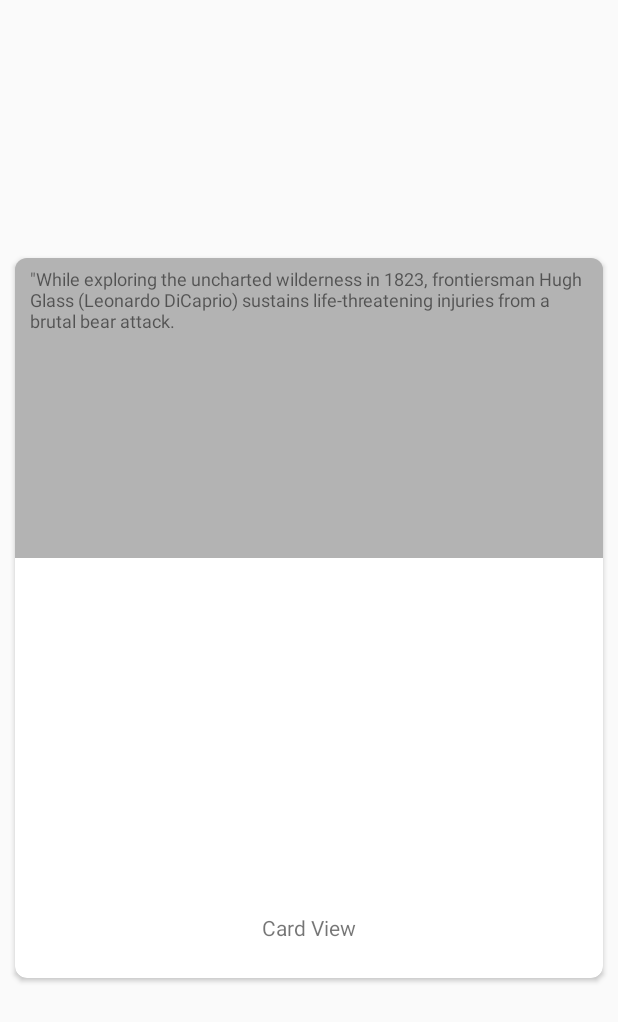
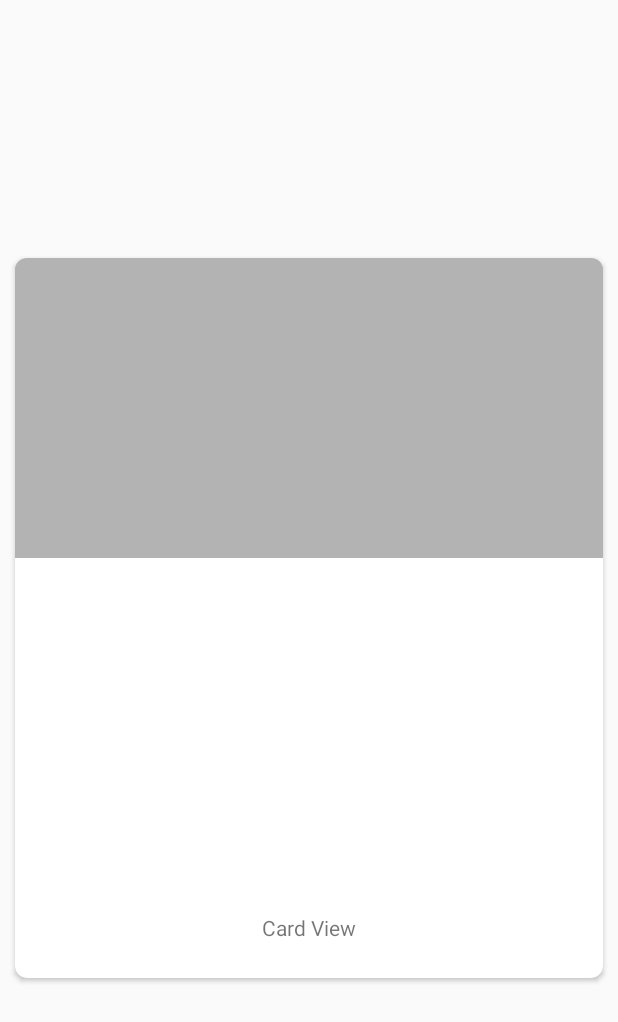
Before and after one commit to PulkitVashistha/Capturista, an Android app: the layout card_details.xml on its own in the app's theme, with its tools: preview values and no code run, on a phone screen of 412 x 824 dp. Shown: the top 1022 px of the screen. Run offline under Robolectric (Android 15) with nearby library versions, the phone set to English and light mode, and no system bars.

Commit message:
DetailsCard not working

```diff
--- a/app/build.gradle
+++ b/app/build.gradle
@@ -4,7 +4,7 @@ android {
     compileSdkVersion 27
     defaultConfig {
         applicationId "com.example.pulkit.capturista"
-        minSdkVersion 15
+        minSdkVersion 19
         targetSdkVersion 27
         versionCode 1
         versionName "1.0"
@@ -16,10 +16,12 @@ android {
             proguardFiles getDefaultProguardFile('proguard-android.txt'), 'proguard-rules.pro'
         }
     }
+    productFlavors {
+    }
 }
 
 dependencies {
-    implementation fileTree(dir: 'libs', include: ['*.jar'])
+    implementation fileTree(include: ['*.jar'], dir: 'libs')
     implementation 'com.android.support:appcompat-v7:27.1.1'
     implementation 'com.android.support:cardview-v7:28.0.0'
     implementation 'com.squareup.picasso:picasso:2.5.2'
--- a/app/src/main/java/com/example/pulkit/capturista/DetailsActivity.java
+++ b/app/src/main/java/com/example/pulkit/capturista/DetailsActivity.java
@@ -26,8 +26,6 @@ public class DetailsActivity extends AppCompatActivity {
         CardView cardView = (CardView) findViewById(R.id.card_view);
         TextView movie = (TextView) findViewById(R.id.txt_movie_details);
         ImageView movie_bg = (ImageView) findViewById(R.id.cover_bg_details);
-        TextView plot = (TextView) findViewById(R.id.txt_plot_details);
-
 
         //These are lines helping Details_Card To Animate
         //===============================================
@@ -53,8 +51,7 @@ public class DetailsActivity extends AppCompatActivity {
 
         Picasso.with(this).load(intent.getIntExtra("bg",1)).into(movie_bg);
 //        Picasso.with(this).load(intent.getIntExtra("cover",1)).into(movie_cover);
-        movie.setText(intent.getStringExtra("title"));
-        plot.setText(intent.getStringExtra("plot"));
+        movie.setText(intent.getStringExtra("cover"));
 
     }
 }
--- a/app/src/main/res/layout/card_details.xml
+++ b/app/src/main/res/layout/card_details.xml
@@ -23,8 +23,8 @@
             <ImageView
                 android:layout_width="match_parent"
                 android:layout_height="wrap_content"
-                android:scaleType="centerInside"
                 android:id="@+id/cover_bg_details"
+                android:adjustViewBounds="true"
                 android:transitionName="selectedMovie"/>
 
             <View
@@ -37,7 +37,6 @@
                 android:layout_width="wrap_content"
                 android:layout_height="wrap_content"
                 android:textAppearance="?android:attr/textAppearanceLarge"
-                android:text="The Revenant"
                 android:id="@+id/txt_movie_details"
                 android:singleLine="true"
                 android:layout_marginLeft="10dp"
@@ -46,18 +45,18 @@
                 android:layout_alignBottom="@+id/cover_bg_details"
                 android:layout_marginBottom="10dp" />
 
-            <TextView
-                android:layout_width="wrap_content"
-                android:layout_height="wrap_content"
-                android:textAppearance="?android:attr/textAppearanceSmall"
-                android:text="&quot;While exploring the uncharted wilderness in 1823, frontiersman Hugh Glass (Leonardo DiCaprio) sustains life-threatening injuries from a brutal bear attack."
-                android:id="@+id/txt_plot_details"
-                android:layout_marginLeft="10dp"
-                android:paddingRight="10dp"
-                android:textSize="12sp"
-                android:layout_marginTop="5dp"
-                android:layout_below="@+id/cover_bg_details"
-                />
+            <!--<TextView-->
+                <!--android:layout_width="wrap_content"-->
+                <!--android:layout_height="wrap_content"-->
+                <!--android:textAppearance="?android:attr/textAppearanceSmall"-->
+                <!--android:text="&quot;While exploring the uncharted wilderness in 1823, frontiersman Hugh Glass (Leonardo DiCaprio) sustains life-threatening injuries from a brutal bear attack."-->
+                <!--android:id="@+id/txt_plot_details"-->
+                <!--android:layout_marginLeft="10dp"-->
+                <!--android:paddingRight="10dp"-->
+                <!--android:textSize="12sp"-->
+                <!--android:layout_marginTop="5dp"-->
+                <!--android:layout_below="@+id/cover_bg_details"-->
+                <!--/>-->
 
             <TextView
                 android:layout_width="wrap_content"
```
Also changed, not shown: app/src/main/java/com/example/pulkit/capturista/PaginationAdapter.java (+27 -2 lines).
